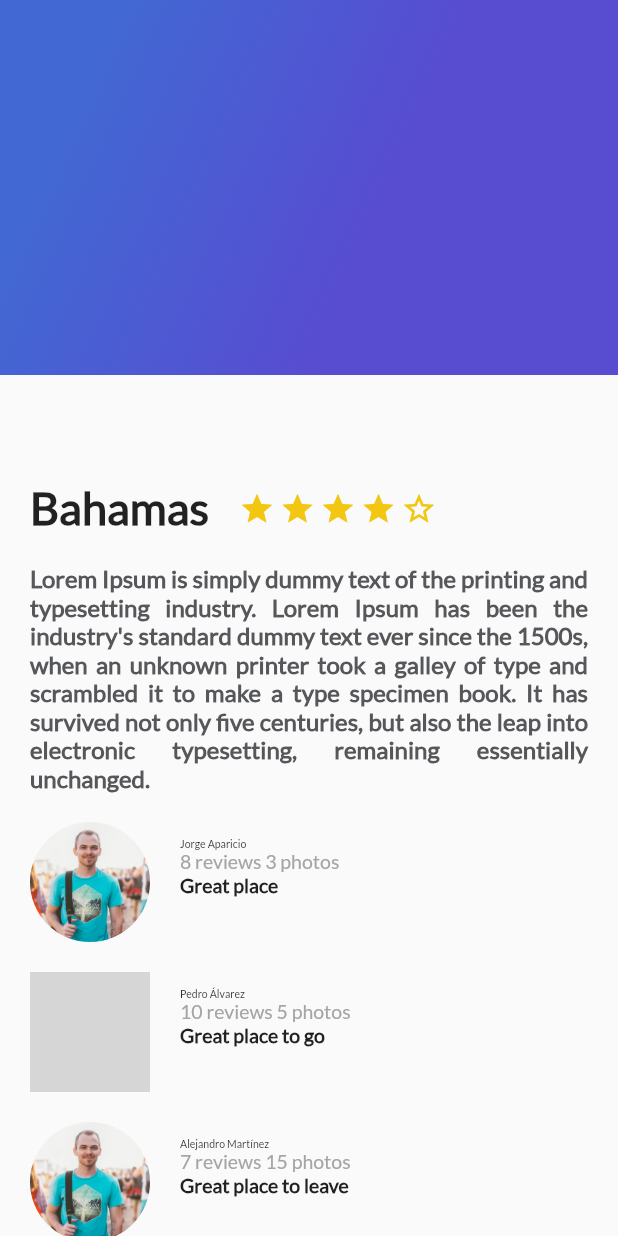
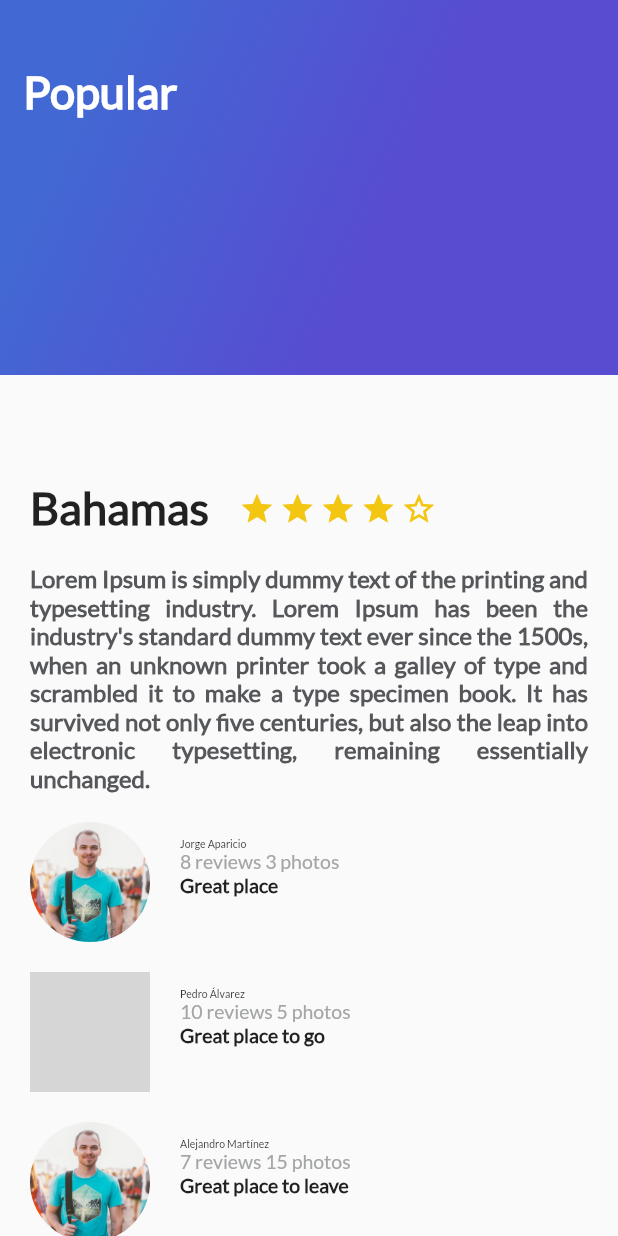
Before and after one commit to hectortllo/flutter_trips_app, a Flutter app: the screen it shows after launch, on a phone screen of 412 x 824 dp. Run offline on Flutter 3.47's test engine with Material 2 defaults, Android fonts, the phone set to English and light mode, and no system bars; grey boxes are pictures that could not be loaded.

```diff
--- a/lib/gradient_back.dart
+++ b/lib/gradient_back.dart
@@ -1,6 +1,9 @@
 import 'package:flutter/material.dart';
 
 class GradientBack extends StatelessWidget {
+
+  String title = "Popular";
+  GradientBack(this.title);
   @override
   Widget build(BuildContext context) {
 
@@ -18,6 +21,16 @@ class GradientBack extends StatelessWidget {
           tileMode: TileMode.clamp
         )
       ),
+      child: Text(
+        title,
+        style: TextStyle(
+          color: Colors.white,
+          fontSize: 30.0,
+          fontFamily: "Lato",
+          fontWeight: FontWeight.bold
+        ),
+      ),
+      alignment: Alignment(-0.9, -0.6),
     );
   }
 
--- a/lib/main.dart
+++ b/lib/main.dart
@@ -1,4 +1,5 @@
 import 'package:flutter/material.dart';
+import 'package:flutter/services.dart';
 import 'description_place.dart';
 import 'review_list.dart';
 import 'gradient_back.dart';
@@ -39,7 +40,7 @@ class MyApp extends StatelessWidget {
                 ReviewList()
               ],
             ),
-            GradientBack()
+            GradientBack("Popular")
           ],
         ),
       )
@@ -82,6 +83,9 @@ class _MyHomePageState extends State<MyHomePage> {
 
   @override
   Widget build(BuildContext context) {
+    SystemChrome.setSystemUIOverlayStyle(SystemUiOverlayStyle.dark.copyWith(
+      statusBarColor: Colors.blue
+    ));
     // This method is rerun every time setState is called, for instance as done
     // by the _incrementCounter method above.
     //
--- a/pubspec.yaml
+++ b/pubspec.yaml
@@ -41,6 +41,11 @@ flutter:
   assets:
     - assets/img/people.jpg
     - assets/img/ann.jpg
+    - assets/img/beach.jpeg
+    - assets/img/mountain_stars.jpeg
+    - assets/img/mountain.jpeg
+    - assets/img/river.jpeg
+    - assets/img/sunset.jpeg
   fonts:
     - family: "Lato"
       fonts:
```
Also changed, not shown: lib/card_image.dart (added, +35 -0 lines).
